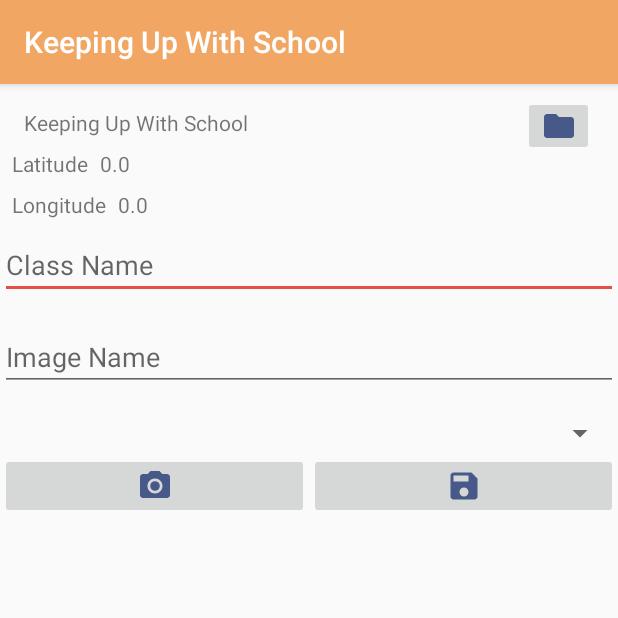
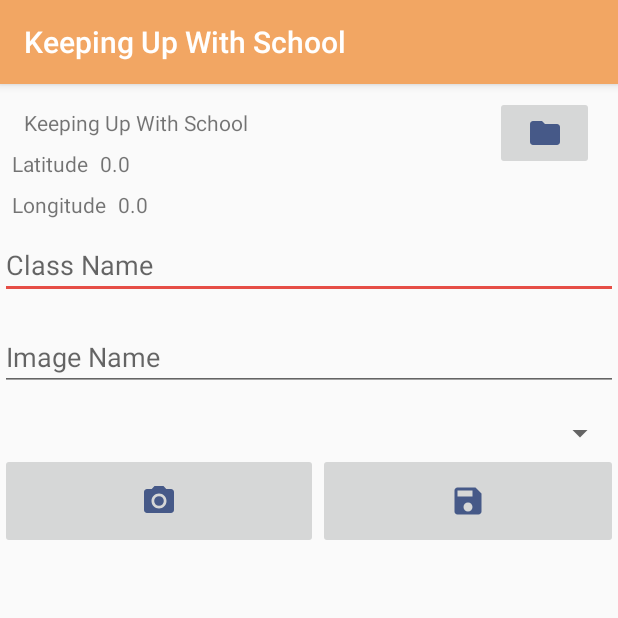
Before and after one commit to Clemenks/KeepingUpWithSchoolQ, an Android app: the screen it shows after launch (MainActivity), on a phone screen of 412 x 824 dp, the top half of it. Run offline under Robolectric (Android 15) with nearby library versions, the phone set to English and light mode, and no system bars.

Commit message:
Code review 2

```diff
--- a/app/src/main/java/edu/uc/clemenks/keepingupwithschool/dto/LocationDetails.kt
+++ b/app/src/main/java/edu/uc/clemenks/keepingupwithschool/dto/LocationDetails.kt
@@ -1,4 +1,4 @@
 package edu.uc.clemenks.keepingupwithschool.dto
 
-data class LocationDetails (val longitude: String, val latitude: String) {
+data class LocationDetails (var longitude: String, var latitude: String) {
 }
--- a/app/src/main/res/layout/main_fragment.xml
+++ b/app/src/main/res/layout/main_fragment.xml
@@ -52,8 +52,8 @@
 
     <ImageButton
         android:id="@+id/btnFolder"
-        android:layout_width="47dp"
-        android:layout_height="40dp"
+        android:layout_width="66dp"
+        android:layout_height="49dp"
         android:layout_marginTop="8dp"
         android:layout_marginEnd="16dp"
         android:contentDescription="@string/FolderButt"
@@ -73,16 +73,16 @@
 
         <ImageButton
             android:id="@+id/btnTakePic"
-            android:layout_width="wrap_content"
-            android:layout_height="wrap_content"
+            android:layout_width="149dp"
+            android:layout_height="64dp"
             android:layout_weight="1"
             android:contentDescription="@string/PhotoButt"
             android:src="@drawable/ic_photo" />
 
         <ImageButton
             android:id="@+id/btnSave"
-            android:layout_width="wrap_content"
-            android:layout_height="wrap_content"
+            android:layout_width="137dp"
+            android:layout_height="match_parent"
             android:layout_weight="1"
             android:contentDescription="@string/SaveButt"
             android:src="@drawable/ic_save" />
```
